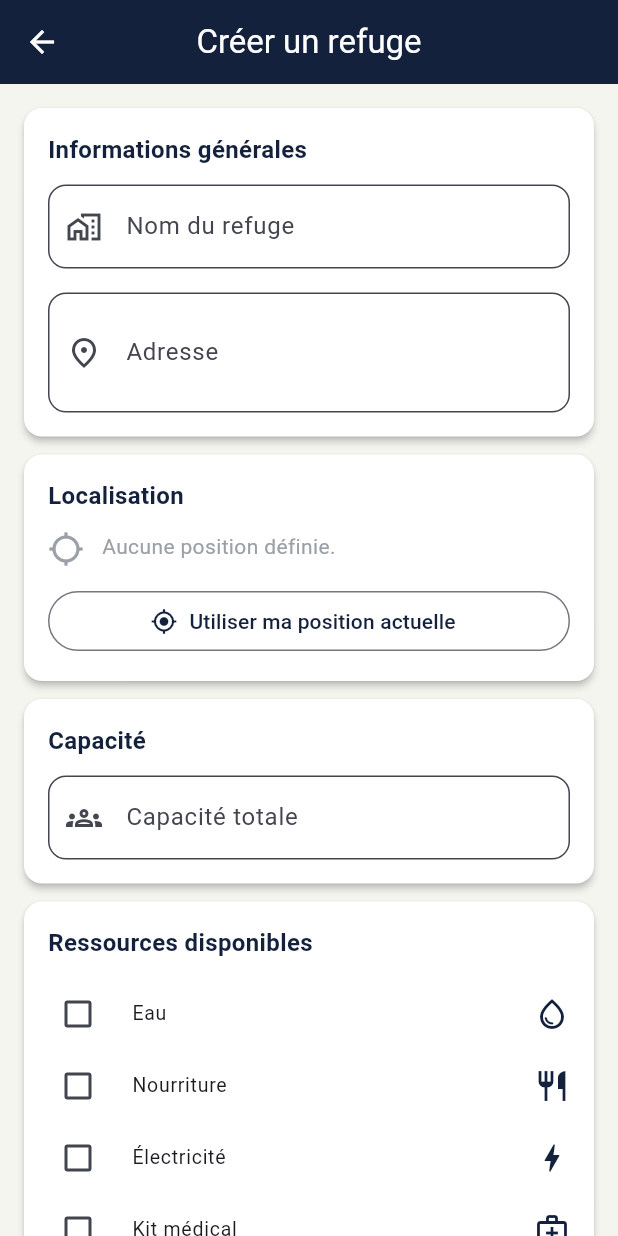
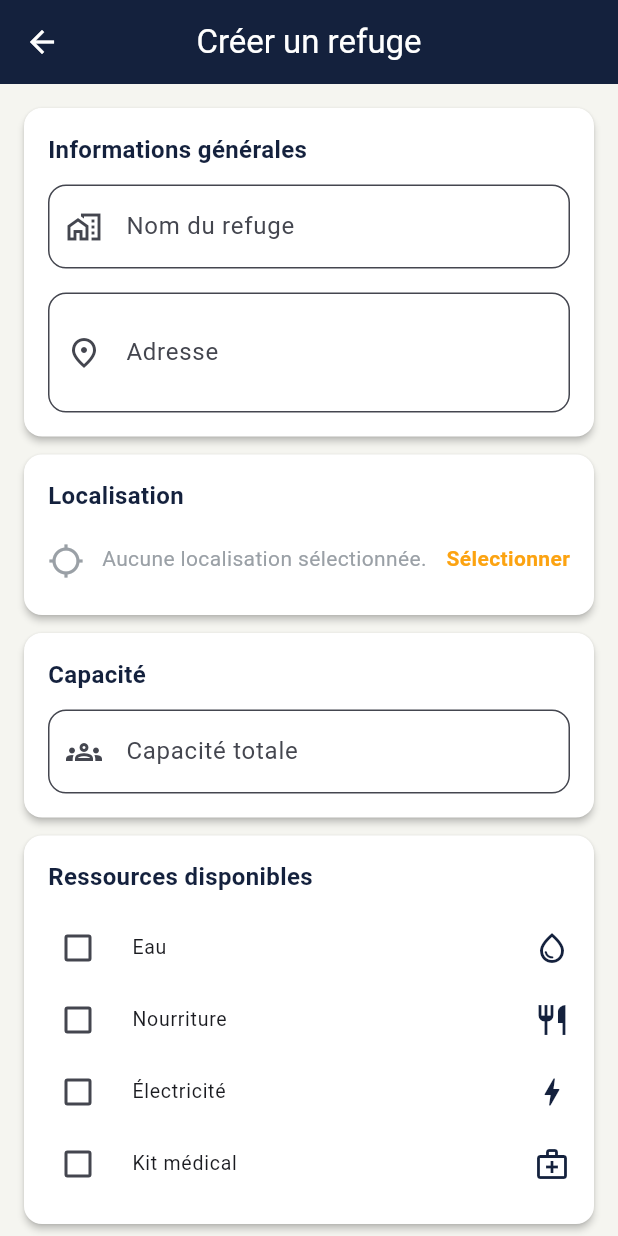
Before and after one commit to HACKATHON-FFSC2026/SALUS, a Flutter app: the CreateShelterPage screen opened by its route, on a phone screen of 412 x 824 dp. Run offline on Flutter 3.47's test engine with Material 3 defaults, Android fonts, the phone set to English and light mode, and no system bars; our stand-ins replace auto_route, cloud_firestore, dio, firebase_auth, firebase_core, flutter_dotenv and 10 more; missing offline and left inert: flutter_map_location_marker; accounts and stored records are empty.

Commit message:
Feat: Creation de refuge - selection de localisation sur map

```diff
--- a/lib/core/routes/app_router.dart
+++ b/lib/core/routes/app_router.dart
@@ -1,7 +1,10 @@
 import 'package:auto_route/auto_route.dart';
+import 'package:cloud_firestore/cloud_firestore.dart';
+import 'package:flutter/widgets.dart';
 import 'package:salus/features/auth/pages/login_page.dart';
 import 'package:salus/features/home/pages/main_page.dart';
 import 'package:salus/features/shelters/pages/create_shelter_page.dart';
+import 'package:salus/features/shelters/pages/shelter_location_picker_page.dart';
 import 'package:salus/features/splash/pages/splash_page.dart';
 
 part 'app_router.gr.dart';
@@ -14,5 +17,6 @@ class AppRouter extends RootStackRouter {
     AutoRoute(page: LoginRoute.page),
     AutoRoute(page: MainRoute.page),
     AutoRoute(page: CreateShelterRoute.page),
+    AutoRoute(page: ShelterLocationPickerRoute.page),
   ];
 }
--- /dev/null
+++ b/lib/features/shelters/domain/models/shelter_location_selection.dart
@@ -0,0 +1,10 @@
+import 'package:cloud_firestore/cloud_firestore.dart';
+
+/// Localisation confirmée pour un refuge : coordonnées (`GeoPoint`, champ
+/// `location` de l'Entity Shelter) + adresse lisible facultative.
+class ShelterLocationSelection {
+  const ShelterLocationSelection({required this.location, this.address});
+
+  final GeoPoint location;
+  final String? address;
+}
--- a/lib/features/shelters/pages/create_shelter_page.dart
+++ b/lib/features/shelters/pages/create_shelter_page.dart
@@ -5,9 +5,10 @@ import 'package:flutter/services.dart';
 import 'package:flutter_riverpod/flutter_riverpod.dart';
 import 'package:toastification/toastification.dart';
 import 'package:salus/core/entities/entities.dart';
+import 'package:salus/core/routes/app_router.dart';
 import 'package:salus/core/themes/app_theme.dart';
-import 'package:salus/features/map/services/location_service.dart';
 import 'package:salus/features/shelters/domain/models/shelter_creation_state.dart';
+import 'package:salus/features/shelters/domain/models/shelter_location_selection.dart';
 import 'package:salus/features/shelters/presentation/controllers/shelter_creation_controller.dart';
 
 /// Formulaire de création d'une fiche refuge (Secouriste / Organisation).
@@ -31,7 +32,7 @@ class _CreateShelterPageState extends ConsumerState<CreateShelterPage> {
   bool _medicalKit = false;
 
   GeoPoint? _location;
-  bool _isLocating = false;
+  String? _locationAddress;
   String? _locationError;
 
   @override
@@ -60,27 +61,31 @@ class _CreateShelterPageState extends ConsumerState<CreateShelterPage> {
     );
   }
 
-  /// Récupère la position du refuge via le service de localisation existant.
-  Future<void> _useCurrentLocation() async {
-    setState(() => _isLocating = true);
-    try {
-      final position = await LocationService.getCurrentPosition();
-      if (!mounted) return;
+  /// Ouvre la carte de sélection : recherche de lieu, GPS et ajustement du pin.
+  Future<void> _pickLocation() async {
+    FocusScope.of(context).unfocus();
+
+    final selection = await context.router.push<ShelterLocationSelection>(
+      ShelterLocationPickerRoute(
+        initialLocation: _location,
+        initialAddress: _locationAddress,
+      ),
+    );
+    if (!mounted || selection == null) return;
+
+    final address = selection.address;
     setState(() {
-        _location = GeoPoint(position.latitude, position.longitude);
+      _location = selection.location;
+      _locationAddress = address;
       _locationError = null;
     });
-      _notify('Position du refuge enregistrée.', ToastificationType.success);
-    } catch (e) {
-      if (!mounted) return;
-      // LocationService remonte déjà des messages compréhensibles.
-      final message = e is String
-          ? e
-          : 'Impossible de récupérer la position GPS.';
-      setState(() => _locationError = message);
-      _notify(message, ToastificationType.error);
-    } finally {
-      if (mounted) setState(() => _isLocating = false);
+
+    // L'adresse reste modifiable : on ne la pré-remplit que si elle est vide.
+    if (address != null && _addressController.text.trim().isEmpty) {
+      _addressController.value = TextEditingValue(
+        text: address,
+        selection: TextSelection.collapsed(offset: address.length),
+      );
     }
   }
 
@@ -92,7 +97,7 @@ class _CreateShelterPageState extends ConsumerState<CreateShelterPage> {
 
     setState(() {
       _locationError = location == null
-          ? 'Veuillez définir la position du refuge.'
+          ? 'Veuillez sélectionner la localisation du refuge.'
           : null;
     });
 
@@ -278,30 +283,64 @@ class _CreateShelterPageState extends ConsumerState<CreateShelterPage> {
     return Column(
       crossAxisAlignment: CrossAxisAlignment.stretch,
       children: [
-        Row(
+        InkWell(
+          onTap: isSubmitting ? null : _pickLocation,
+          borderRadius: BorderRadius.circular(12),
+          child: Padding(
+            padding: const EdgeInsets.symmetric(vertical: 8),
+            child: Row(
               crossAxisAlignment: CrossAxisAlignment.start,
               children: [
                 Icon(
-              location == null
-                  ? Icons.location_searching
-                  : Icons.check_circle_outline,
-              color: location == null ? AppColors.inactive : Colors.green,
+                  location == null ? Icons.location_searching : Icons.place,
+                  color: location == null
+                      ? AppColors.inactive
+                      : AppColors.primary,
                 ),
                 const SizedBox(width: 12),
                 Expanded(
-              child: Text(
+                  child: Column(
+                    crossAxisAlignment: CrossAxisAlignment.start,
+                    children: [
+                      Text(
                         location == null
-                    ? 'Aucune position définie.'
-                    : 'Latitude ${location.latitude.toStringAsFixed(5)}, '
-                          'longitude ${location.longitude.toStringAsFixed(5)}',
+                            ? 'Aucune localisation sélectionnée.'
+                            : _locationAddress ??
+                                  'Localisation sélectionnée sur la carte',
                         style: TextStyle(
                           color: location == null
                               ? AppColors.inactive
                               : AppColors.primary,
+                          fontWeight: location == null
+                              ? FontWeight.normal
+                              : FontWeight.bold,
                         ),
+                      ),
+                      if (location != null) ...[
+                        const SizedBox(height: 2),
+                        Text(
+                          'Latitude ${location.latitude.toStringAsFixed(5)}, '
+                          'longitude ${location.longitude.toStringAsFixed(5)}',
+                          style: const TextStyle(
+                            color: AppColors.inactive,
+                            fontSize: 12,
                           ),
                         ),
                       ],
+                    ],
+                  ),
+                ),
+                const SizedBox(width: 8),
+                Text(
+                  location == null ? 'Sélectionner' : 'Modifier',
+                  style: const TextStyle(
+                    color: AppColors.secondary,
+                    fontWeight: FontWeight.bold,
+                  ),
+                ),
+              ],
+            ),
+          ),
         ),
         if (_locationError != null) ...[
           const SizedBox(height: 8),
@@ -313,22 +352,6 @@ class _CreateShelterPageState extends ConsumerState<CreateShelterPage> {
             ),
           ),
         ],
-        const SizedBox(height: 12),
-        OutlinedButton.icon(
-          onPressed: _isLocating || isSubmitting ? null : _useCurrentLocation,
-          icon: _isLocating
-              ? const SizedBox(
-                  width: 16,
-                  height: 16,
-                  child: CircularProgressIndicator(strokeWidth: 2),
-                )
-              : const Icon(Icons.my_location),
-          label: Text(
-            location == null
-                ? 'Utiliser ma position actuelle'
-                : 'Actualiser ma position',
-          ),
-        ),
       ],
     );
   }
```
Also changed, not shown: lib/features/map/domain/models/geocoding_result.dart (added, +38 -0 lines), lib/features/map/services/geocoding_service.dart (added, +83 -0 lines), lib/features/shelters/pages/shelter_location_picker_page.dart (added, +438 -0 lines), lib/core/routes/app_router.gr.dart, 2 other files. Lines whose indentation alone changed are shown as unchanged.
